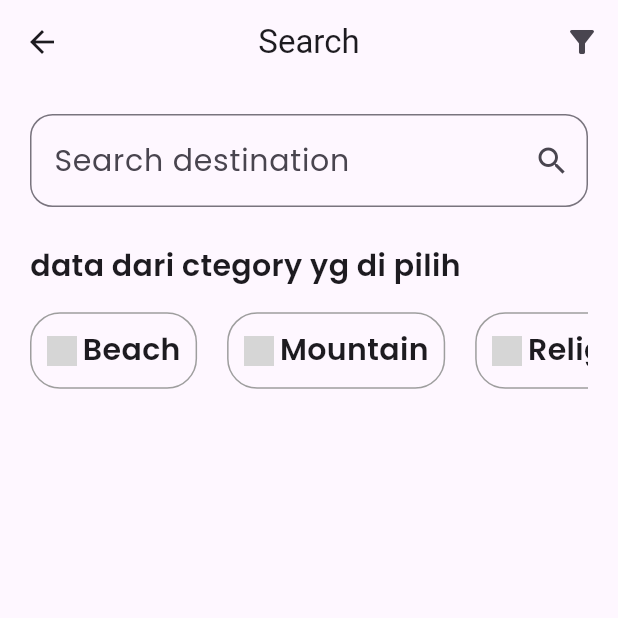
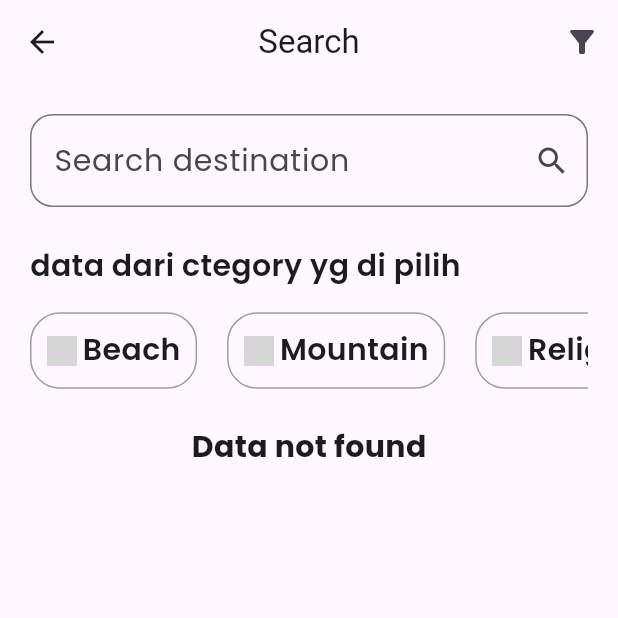
Before and after one commit to mhardiansyah/travel_app, a Flutter app: the SearchScreen screen opened by its route, on a phone screen of 412 x 824 dp, the top half of it. Run offline on Flutter 3.47's test engine with Material 3 defaults, Android fonts, the phone set to English and light mode, and no system bars; our stand-ins replace flutter_dotenv, go_router, google_fonts, introduction_screen, pinput, shared_preferences; accounts and stored records are empty; network calls fail; grey boxes are pictures that could not be loaded.

Commit message:
before fix no 1, 2 and 3 1.0

```diff
--- a/lib/Presentation/Page/search_screen.dart
+++ b/lib/Presentation/Page/search_screen.dart
@@ -236,7 +236,17 @@ class _SearchScreenState extends State<SearchScreen> {
                       )),
                   Container(
                     margin: EdgeInsets.only(bottom: tinggi * 0.03),
-                    child: Wrap(
+                    child: filtered.isEmpty
+                        ? Center(
+                            child: Text(
+                              "Data not found",
+                              style: GoogleFonts.poppins(
+                                fontSize: 20,
+                                fontWeight: FontWeight.bold,
+                              ),
+                            ),
+                          )
+                        : Wrap(
                             runSpacing: 30,
                             children: List.generate(
                               filtered.length,
```
Lines whose indentation alone changed are shown as unchanged.
